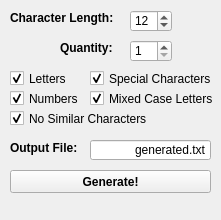
adamjkoch/pyPassGen, file pyPassGen.ui: the form before one commit.
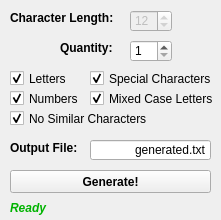
The form after the commit. Icons and pictures are not drawn.

What changed in the file:
```diff
--- a/pyPassGen.ui
+++ b/pyPassGen.ui
@@ -147,6 +147,9 @@
     </property>
    </widget>
    <widget class="QSpinBox" name="spinBox">
+    <property name="enabled">
+     <bool>false</bool>
+    </property>
     <property name="geometry">
      <rect>
       <x>130</x>
@@ -254,11 +257,442 @@
      <string>Generate!</string>
     </property>
    </widget>
-  </widget>
-  <widget class="QStatusBar" name="statusbar">
-   <property name="sizeGripEnabled">
-    <bool>false</bool>
-   </property>
+   <widget class="QLabel" name="lblStatus">
+    <property name="geometry">
+     <rect>
+      <x>10</x>
+      <y>200</y>
+      <width>201</width>
+      <height>16</height>
+     </rect>
+    </property>
+    <property name="palette">
+     <palette>
+      <active>
+       <colorrole role="WindowText">
+        <brush brushstyle="SolidPattern">
+         <color alpha="255">
+          <red>0</red>
+          <green>179</green>
+          <blue>0</blue>
+         </color>
+        </brush>
+       </colorrole>
+       <colorrole role="Button">
+        <brush brushstyle="SolidPattern">
+         <color alpha="255">
+          <red>0</red>
+          <green>0</green>
+          <blue>255</blue>
+         </color>
+        </brush>
+       </colorrole>
+       <colorrole role="Light">
+        <brush brushstyle="SolidPattern">
+         <color alpha="255">
+          <red>127</red>
+          <green>127</green>
+          <blue>255</blue>
+         </color>
+        </brush>
+       </colorrole>
+       <colorrole role="Midlight">
+        <brush brushstyle="SolidPattern">
+         <color alpha="255">
+          <red>63</red>
+          <green>63</green>
+          <blue>255</blue>
+         </color>
+        </brush>
+       </colorrole>
+       <colorrole role="Dark">
+        <brush brushstyle="SolidPattern">
+         <color alpha="255">
+          <red>0</red>
+          <green>0</green>
+          <blue>127</blue>
+         </color>
+        </brush>
+       </colorrole>
+       <colorrole role="Mid">
+        <brush brushstyle="SolidPattern">
+         <color alpha="255">
+          <red>0</red>
+          <green>0</green>
+          <blue>170</blue>
+         </color>
+        </brush>
+       </colorrole>
+       <colorrole role="Text">
+        <brush brushstyle="SolidPattern">
+         <color alpha="255">
+          <red>0</red>
+          <green>0</green>
+          <blue>0</blue>
+         </color>
+        </brush>
+       </colorrole>
+       <colorrole role="BrightText">
+        <brush brushstyle="SolidPattern">
+         <color alpha="255">
+          <red>255</red>
+          <green>255</green>
+          <blue>255</blue>
+         </color>
+        </brush>
+       </colorrole>
+       <colorrole role="ButtonText">
+        <brush brushstyle="SolidPattern">
+         <color alpha="255">
+          <red>0</red>
+          <green>0</green>
+          <blue>0</blue>
+         </color>
+        </brush>
+       </colorrole>
+       <colorrole role="Base">
+        <brush brushstyle="SolidPattern">
+         <color alpha="255">
+          <red>255</red>
+          <green>255</green>
+          <blue>255</blue>
+         </color>
+        </brush>
+       </colorrole>
+       <colorrole role="Window">
+        <brush brushstyle="SolidPattern">
+         <color alpha="255">
+          <red>0</red>
+          <green>0</green>
+          <blue>255</blue>
+         </color>
+        </brush>
+       </colorrole>
+       <colorrole role="Shadow">
+        <brush brushstyle="SolidPattern">
+         <color alpha="255">
+          <red>0</red>
+          <green>0</green>
+          <blue>0</blue>
+         </color>
+        </brush>
+       </colorrole>
+       <colorrole role="AlternateBase">
+        <brush brushstyle="SolidPattern">
+         <color alpha="255">
+          <red>127</red>
+          <green>127</green>
+          <blue>255</blue>
+         </color>
+        </brush>
+       </colorrole>
+       <colorrole role="ToolTipBase">
+        <brush brushstyle="SolidPattern">
+         <color alpha="255">
+          <red>255</red>
+          <green>255</green>
+          <blue>220</blue>
+         </color>
+        </brush>
+       </colorrole>
+       <colorrole role="ToolTipText">
+        <brush brushstyle="SolidPattern">
+         <color alpha="255">
+          <red>0</red>
+          <green>0</green>
+          <blue>0</blue>
+         </color>
+        </brush>
+       </colorrole>
+      </active>
+      <inactive>
+       <colorrole role="WindowText">
+        <brush brushstyle="SolidPattern">
+         <color alpha="255">
+          <red>0</red>
+          <green>179</green>
+          <blue>0</blue>
+         </color>
+        </brush>
+       </colorrole>
+       <colorrole role="Button">
+        <brush brushstyle="SolidPattern">
+         <color alpha="255">
+          <red>0</red>
+          <green>0</green>
+          <blue>255</blue>
+         </color>
+        </brush>
+       </colorrole>
+       <colorrole role="Light">
+        <brush brushstyle="SolidPattern">
+         <color alpha="255">
+          <red>127</red>
+          <green>127</green>
+          <blue>255</blue>
+         </color>
+        </brush>
+       </colorrole>
+       <colorrole role="Midlight">
+        <brush brushstyle="SolidPattern">
+         <color alpha="255">
+          <red>63</red>
+          <green>63</green>
+          <blue>255</blue>
+         </color>
+        </brush>
+       </colorrole>
+       <colorrole role="Dark">
+        <brush brushstyle="SolidPattern">
+         <color alpha="255">
+          <red>0</red>
+          <green>0</green>
+          <blue>127</blue>
+         </color>
+        </brush>
+       </colorrole>
+       <colorrole role="Mid">
+        <brush brushstyle="SolidPattern">
+         <color alpha="255">
+          <red>0</red>
+          <green>0</green>
+          <blue>170</blue>
+         </color>
+        </brush>
+       </colorrole>
+       <colorrole role="Text">
+        <brush brushstyle="SolidPattern">
+         <color alpha="255">
+          <red>0</red>
+          <green>0</green>
+          <blue>0</blue>
+         </color>
+        </brush>
+       </colorrole>
+       <colorrole role="BrightText">
+        <brush brushstyle="SolidPattern">
+         <color alpha="255">
+          <red>255</red>
+          <green>255</green>
+          <blue>255</blue>
+         </color>
+        </brush>
+       </colorrole>
+       <colorrole role="ButtonText">
+        <brush brushstyle="SolidPattern">
+         <color alpha="255">
+          <red>0</red>
+          <green>0</green>
+          <blue>0</blue>
+         </color>
+        </brush>
+       </colorrole>
+       <colorrole role="Base">
+        <brush brushstyle="SolidPattern">
+         <color alpha="255">
+          <red>255</red>
+          <green>255</green>
+          <blue>255</blue>
+         </color>
+        </brush>
+       </colorrole>
+       <colorrole role="Window">
+        <brush brushstyle="SolidPattern">
+         <color alpha="255">
+          <red>0</red>
+          <green>0</green>
+          <blue>255</blue>
+         </color>
+        </brush>
+       </colorrole>
+       <colorrole role="Shadow">
+        <brush brushstyle="SolidPattern">
+         <color alpha="255">
+          <red>0</red>
+          <green>0</green>
+          <blue>0</blue>
+         </color>
+        </brush>
+       </colorrole>
+       <colorrole role="AlternateBase">
+        <brush brushstyle="SolidPattern">
+         <color alpha="255">
+          <red>127</red>
+          <green>127</green>
+          <blue>255</blue>
+         </color>
+        </brush>
+       </colorrole>
+       <colorrole role="ToolTipBase">
+        <brush brushstyle="SolidPattern">
+         <color alpha="255">
+          <red>255</red>
+          <green>255</green>
+          <blue>220</blue>
+         </color>
+        </brush>
+       </colorrole>
+       <colorrole role="ToolTipText">
+        <brush brushstyle="SolidPattern">
+         <color alpha="255">
+          <red>0</red>
+          <green>0</green>
+          <blue>0</blue>
+         </color>
+        </brush>
+       </colorrole>
+      </inactive>
+      <disabled>
+       <colorrole role="WindowText">
+        <brush brushstyle="SolidPattern">
+         <color alpha="255">
+          <red>0</red>
+          <green>0</green>
+          <blue>127</blue>
+         </color>
+        </brush>
+       </colorrole>
+       <colorrole role="Button">
+        <brush brushstyle="SolidPattern">
+         <color alpha="255">
+          <red>0</red>
+          <green>0</green>
+          <blue>255</blue>
+         </color>
+        </brush>
+       </colorrole>
+       <colorrole role="Light">
+        <brush brushstyle="SolidPattern">
+         <color alpha="255">
+          <red>127</red>
+          <green>127</green>
+          <blue>255</blue>
+         </color>
+        </brush>
+       </colorrole>
+       <colorrole role="Midlight">
+        <brush brushstyle="SolidPattern">
+         <color alpha="255">
+          <red>63</red>
+          <green>63</green>
+          <blue>255</blue>
+         </color>
+        </brush>
+       </colorrole>
+       <colorrole role="Dark">
+        <brush brushstyle="SolidPattern">
+         <color alpha="255">
+          <red>0</red>
+          <green>0</green>
+          <blue>127</blue>
+         </color>
+        </brush>
+       </colorrole>
+       <colorrole role="Mid">
+        <brush brushstyle="SolidPattern">
+         <color alpha="255">
+          <red>0</red>
+          <green>0</green>
+          <blue>170</blue>
+         </color>
+        </brush>
+       </colorrole>
+       <colorrole role="Text">
+        <brush brushstyle="SolidPattern">
+         <color alpha="255">
+          <red>0</red>
+          <green>0</green>
+          <blue>127</blue>
+         </color>
+        </brush>
+       </colorrole>
+       <colorrole role="BrightText">
+        <brush brushstyle="SolidPattern">
+         <color alpha="255">
+          <red>255</red>
+          <green>255</green>
+          <blue>255</blue>
+         </color>
+        </brush>
+       </colorrole>
+       <colorrole role="ButtonText">
+        <brush brushstyle="SolidPattern">
+         <color alpha="255">
+          <red>0</red>
+          <green>0</green>
+          <blue>127</blue>
+         </color>
+        </brush>
+       </colorrole>
+       <colorrole role="Base">
+        <brush brushstyle="SolidPattern">
+         <color alpha="255">
+          <red>0</red>
+          <green>0</green>
+          <blue>255</blue>
+         </color>
+        </brush>
+       </colorrole>
+       <colorrole role="Window">
+        <brush brushstyle="SolidPattern">
+         <color alpha="255">
+          <red>0</red>
+          <green>0</green>
+          <blue>255</blue>
+         </color>
+        </brush>
+       </colorrole>
+       <colorrole role="Shadow">
+        <brush brushstyle="SolidPattern">
+         <color alpha="255">
+          <red>0</red>
+          <green>0</green>
+          <blue>0</blue>
+         </color>
+        </brush>
+       </colorrole>
+       <colorrole role="AlternateBase">
+        <brush brushstyle="SolidPattern">
+         <color alpha="255">
+          <red>0</red>
+          <green>0</green>
+          <blue>255</blue>
+         </color>
+        </brush>
+       </colorrole>
+       <colorrole role="ToolTipBase">
+        <brush brushstyle="SolidPattern">
+         <color alpha="255">
+          <red>255</red>
+          <green>255</green>
+          <blue>220</blue>
+         </color>
+        </brush>
+       </colorrole>
+       <colorrole role="ToolTipText">
+        <brush brushstyle="SolidPattern">
+         <color alpha="255">
+          <red>0</red>
+          <green>0</green>
+          <blue>0</blue>
+         </color>
+        </brush>
+       </colorrole>
+      </disabled>
+     </palette>
+    </property>
+    <property name="font">
+     <font>
+      <pointsize>9</pointsize>
+      <weight>75</weight>
+      <italic>true</italic>
+      <bold>true</bold>
+     </font>
+    </property>
+    <property name="text">
+     <string>Ready</string>
+    </property>
+   </widget>
   </widget>
  </widget>
  <resources/>
```
